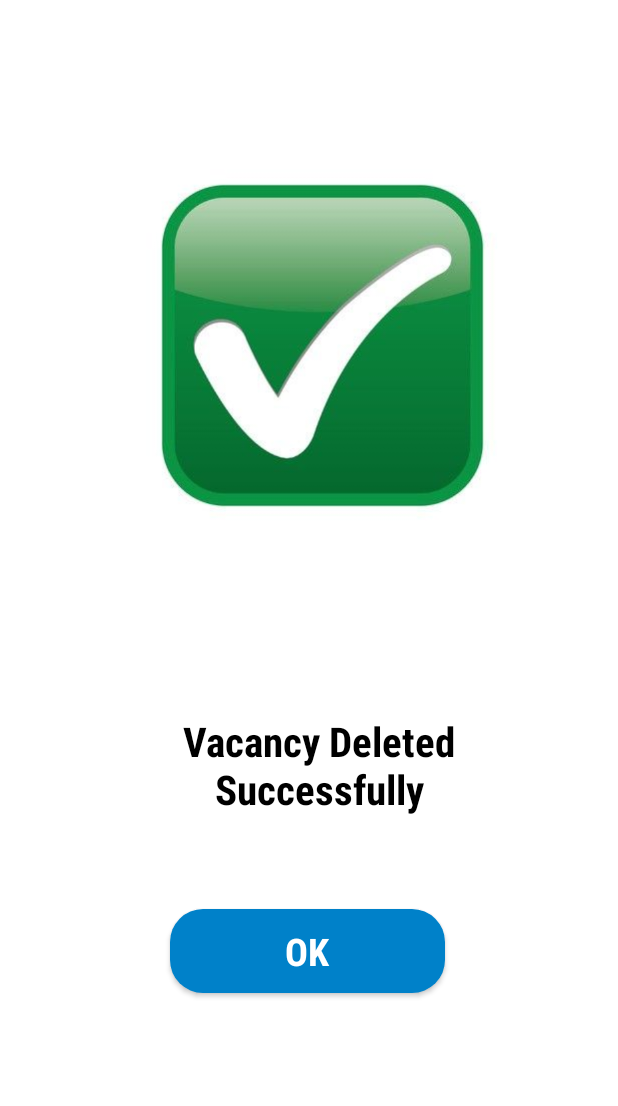
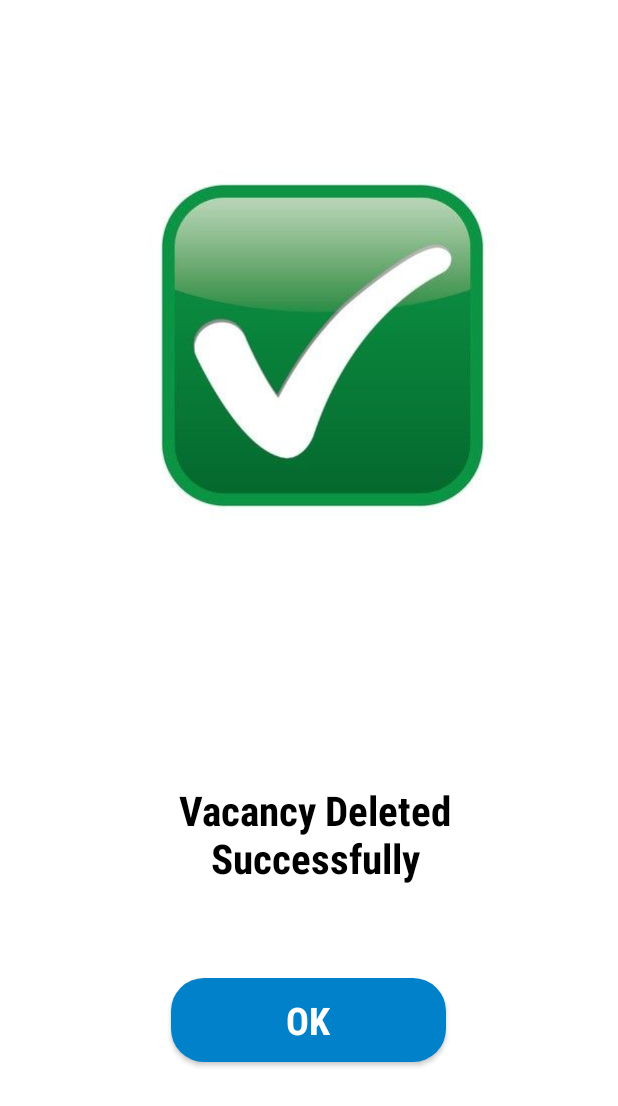
Before and after one commit to gayathrip2000/MyStic-Empowerize, an Android app: the delete_succefull screen opened directly, with no data from a screen before it, on a phone screen of 412 x 824 dp. Shown: the top 1106 px of the screen. Run offline under Robolectric (Android 15) with nearby library versions, the phone set to English and light mode, and no system bars.

Commit message:
successful message
successful message

```diff
--- a/app/src/main/res/layout/activity_delete_succefull.xml
+++ b/app/src/main/res/layout/activity_delete_succefull.xml
@@ -16,17 +16,18 @@
         android:layout_marginTop="429dp"
         android:layout_marginEnd="92dp"
         android:layout_marginBottom="225dp"
+        android:fontFamily="sans-serif-condensed-medium"
         android:text="@string/vacancy_deleted_successfully"
+        android:textAlignment="center"
         android:textColor="@color/black"
-        android:fontFamily="sans-serif-condensed-medium"
-        android:textAlignment="center"
         android:textSize="27sp"
         android:textStyle="bold"
         app:layout_constraintBottom_toBottomOf="parent"
         app:layout_constraintEnd_toEndOf="parent"
+        app:layout_constraintHorizontal_bias="0.0"
         app:layout_constraintStart_toStartOf="parent"
-        app:layout_constraintTop_toTopOf="parent" />
-
+        app:layout_constraintTop_toTopOf="parent"
+        app:layout_constraintVertical_bias="1.0" />
 
     <Button
         android:id="@+id/vacancy_ok"
@@ -37,16 +38,17 @@
         android:layout_marginEnd="115dp"
         android:layout_marginBottom="116dp"
         android:background="@drawable/cutom_button_blue"
+        android:fontFamily="sans-serif-condensed-medium"
         android:text="OK"
-        android:fontFamily="sans-serif-condensed-medium"
         android:textColor="@color/white"
         android:textSize="25sp"
         android:textStyle="bold"
         app:layout_constraintBottom_toBottomOf="parent"
         app:layout_constraintEnd_toEndOf="parent"
-        app:layout_constraintHorizontal_bias="1.0"
+        app:layout_constraintHorizontal_bias="0.0"
         app:layout_constraintStart_toStartOf="parent"
-        app:layout_constraintTop_toTopOf="parent" />
+        app:layout_constraintTop_toTopOf="parent"
+        app:layout_constraintVertical_bias="1.0" />
 
     <ImageView
         android:id="@+id/imageView3"
```
